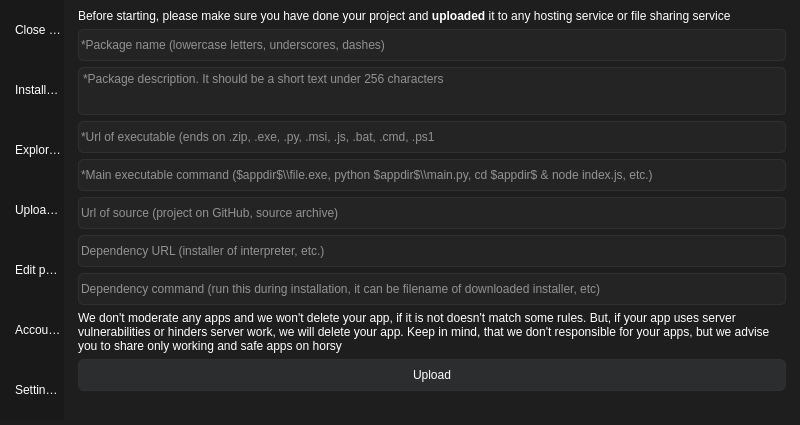
This is ui/gui.ui in horsy-ml/horsy as Qt 5 draws it before an edit. The edited form follows.
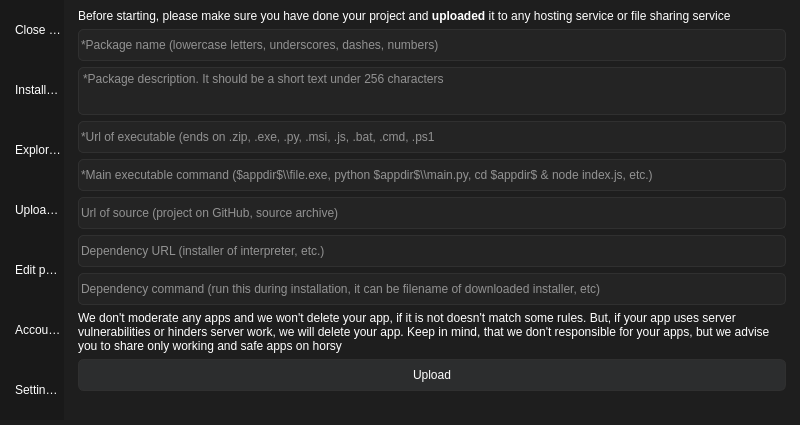
This is the edited form. The open tabs and pages were chosen to show the change. Icons and pictures are not drawn.

Commit message: Now you can upload packages with numbers in name

The edit to the form file:
```diff
--- a/ui/gui.ui
+++ b/ui/gui.ui
@@ -899,7 +899,7 @@
         <item>
          <widget class="QLineEdit" name="new_package_name_box">
           <property name="placeholderText">
-           <string>*Package name (lowercase letters, underscores, dashes)</string>
+           <string>*Package name (lowercase letters, underscores, dashes, numbers)</string>
           </property>
          </widget>
         </item>
```
Left out of the diff: 2 changed lines with no effect on the pictures. The commit also changes 2 other files.
